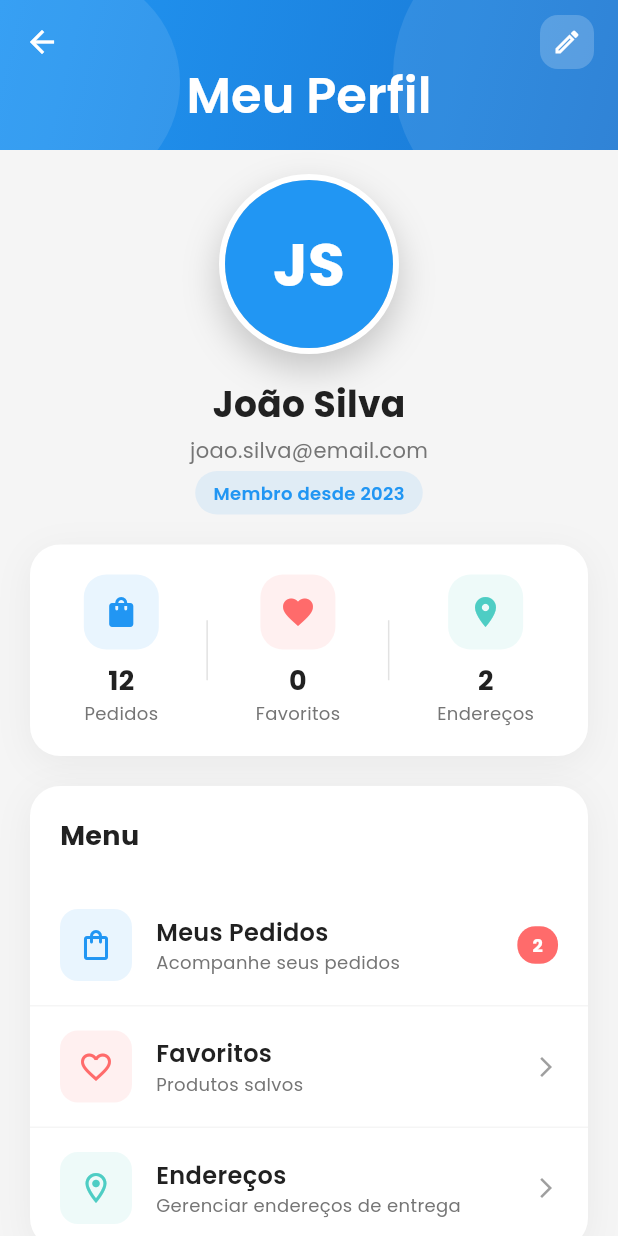
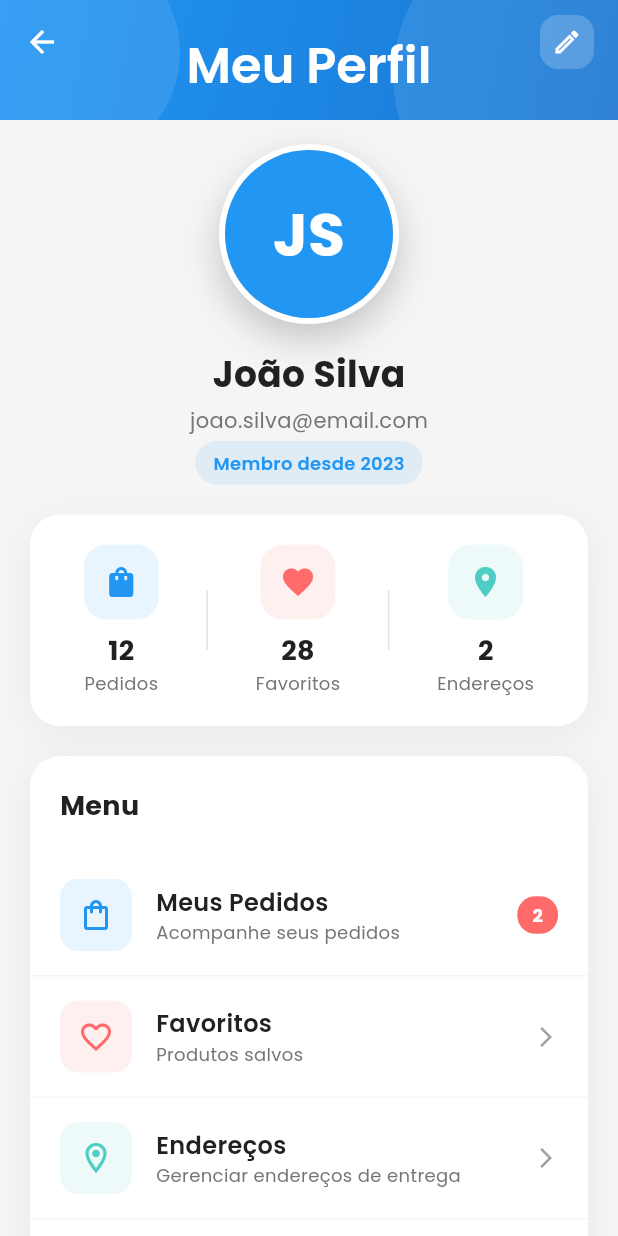
Before and after one commit to GOA03/DevShop, a Flutter app: the ProfileScreen screen opened directly, on a phone screen of 412 x 824 dp. Run offline on Flutter 3.47's test engine with Material 3 defaults, Android fonts, the phone set to English and light mode, and no system bars; our stand-ins replace get, google_fonts; network calls fail.

Commit message:
refactor(profile): Adjustments to the AppBar Layout and Profile Header

```diff
--- a/lib/views/profile/profile_screen.dart
+++ b/lib/views/profile/profile_screen.dart
@@ -1,10 +1,7 @@
 import 'package:flutter/material.dart';
-import 'package:get/get.dart';
 import 'package:google_fonts/google_fonts.dart';
-import '../../controllers/product_controller.dart';
 import '../../core/constants/colors.dart';
 import '../auth/login_screen.dart';
-import '../favorites/favorites_screen.dart';
 
 class ProfileScreen extends StatefulWidget {
   const ProfileScreen({super.key});
@@ -13,18 +10,18 @@ class ProfileScreen extends StatefulWidget {
   State<ProfileScreen> createState() => _ProfileScreenState();
 }
 
-class _ProfileScreenState extends State<ProfileScreen>
-    with SingleTickerProviderStateMixin {
+class _ProfileScreenState extends State<ProfileScreen> with SingleTickerProviderStateMixin {
   late AnimationController _animationController;
   late Animation<double> _fadeAnimation;
   late Animation<Offset> _slideAnimation;
 
-  // Dados mockados do usuário (mantidos por enquanto)
+  // Dados mockados do usuário
   final String userName = 'João Silva';
   final String userEmail = 'joao.silva@email.com';
   final String userPhone = '(11) 98765-4321';
   final String memberSince = 'Membro desde 2023';
   final int ordersCount = 12;
+  final int favoriteCount = 28;
   final int addressCount = 2;
 
   @override
@@ -62,19 +59,17 @@ class _ProfileScreenState extends State<ProfileScreen>
 
   @override
   Widget build(BuildContext context) {
-    final productController = Get.find<ProductController>();
-
     return Scaffold(
       backgroundColor: AppColors.background,
       body: SafeArea(
         child: CustomScrollView(
           slivers: [
-            _buildAppBar(),
+            _buildAppBar(), // AppBar que será modificada
             SliverToBoxAdapter(
               child: Column(
                 children: [
-                  _buildProfileHeader(),
-                  _buildStatsSection(productController),
+                  _buildProfileHeader(), // Cabeçalho que será modificado
+                  _buildStatsSection(),
                   _buildMenuSection(),
                   _buildSettingsSection(),
                   _buildLogoutButton(),
@@ -90,10 +85,14 @@ class _ProfileScreenState extends State<ProfileScreen>
 
   Widget _buildAppBar() {
     return SliverAppBar(
-      expandedHeight: 100,
+      // ALTERAÇÃO 1: Altura da AppBar expandida foi reduzida de 100 para 80.
+      expandedHeight: 80,
       pinned: true,
       backgroundColor: AppColors.primary,
+      // ALTERAÇÃO 2: Título centralizado na AppBar (quando recolhida).
+      centerTitle: true,
       flexibleSpace: FlexibleSpaceBar(
+        // O FlexibleSpaceBar já tinha o centerTitle, o que é bom.
         centerTitle: true,
         title: Text(
           'Meu Perfil',
@@ -164,10 +163,12 @@ class _ProfileScreenState extends State<ProfileScreen>
     );
   }
 
+
   Widget _buildProfileHeader() {
     return FadeTransition(
       opacity: _fadeAnimation,
       child: Container(
+        // ALTERAÇÃO 3: Margem superior adicionada (ou mantida) conforme solicitado.
         margin: const EdgeInsets.only(top: 16),
         child: Column(
           children: [
@@ -243,7 +244,8 @@ class _ProfileScreenState extends State<ProfileScreen>
     );
   }
 
-  Widget _buildStatsSection(ProductController productController) {
+
+  Widget _buildStatsSection() {
     return SlideTransition(
       position: _slideAnimation,
       child: Container(
@@ -274,13 +276,11 @@ class _ProfileScreenState extends State<ProfileScreen>
               width: 1,
               color: Colors.grey.withAlpha(77),
             ),
-            Obx(
-                  () => _buildStatItem(
+            _buildStatItem(
               icon: Icons.favorite,
-                value: productController.favoriteProducts.length.toString(),
+              value: favoriteCount.toString(),
               label: 'Favoritos',
               color: AppColors.secondary,
-              ),
             ),
             Container(
               height: 40,
@@ -354,12 +354,6 @@ class _ProfileScreenState extends State<ProfileScreen>
         'title': 'Favoritos',
         'subtitle': 'Produtos salvos',
         'color': AppColors.secondary,
-        'onTap': () {
-          Navigator.push(
-            context,
-            MaterialPageRoute(builder: (context) => const FavoritesScreen()),
-          );
-        },
       },
       {
         'icon': Icons.location_on_outlined,
@@ -367,7 +361,7 @@ class _ProfileScreenState extends State<ProfileScreen>
         'subtitle': 'Gerenciar endereços de entrega',
         'color': AppColors.accent,
       },
-      /*{
+      {
         'icon': Icons.credit_card_outlined,
         'title': 'Pagamento',
         'subtitle': 'Formas de pagamento',
@@ -376,6 +370,7 @@ class _ProfileScreenState extends State<ProfileScreen>
       {
         'icon': Icons.notifications_outlined,
         'title': 'Notificações',
+        'subtitle': 'Central de notificações',
         'color': Colors.orange,
         'badge': '5',
       },
@@ -384,7 +379,7 @@ class _ProfileScreenState extends State<ProfileScreen>
         'title': 'Ajuda e Suporte',
         'subtitle': 'FAQ e contato',
         'color': Colors.teal,
-      },*/
+      },
     ];
 
     return FadeTransition(
@@ -422,7 +417,6 @@ class _ProfileScreenState extends State<ProfileScreen>
               subtitle: item['subtitle'] as String,
               color: item['color'] as Color,
               badge: item['badge'] as String?,
-              onTap: item['onTap'] as VoidCallback?,
               isLast: item == menuItems.last,
             )),
           ],
@@ -437,12 +431,10 @@ class _ProfileScreenState extends State<ProfileScreen>
     required String subtitle,
     required Color color,
     String? badge,
-    VoidCallback? onTap,
     bool isLast = false,
   }) {
     return InkWell(
-      onTap: onTap ??
-              () {
+      onTap: () {
         ScaffoldMessenger.of(context).showSnackBar(
           SnackBar(content: Text('Navegando para $title...')),
         );
@@ -664,27 +656,24 @@ class _ProfileScreenState extends State<ProfileScreen>
     return FadeTransition(
       opacity: _fadeAnimation,
       child: Container(
-        margin: const EdgeInsets.symmetric(horizontal: 20, vertical: 20),
-        width: double.infinity,
+        margin: const EdgeInsets.symmetric(horizontal: 30),
         child: ElevatedButton.icon(
           onPressed: () {
             _showLogoutDialog();
           },
-          icon: const Icon(Icons.logout, size: 20),
+          icon: const Icon(Icons.logout),
           label: Text(
             'Sair da Conta',
             style: GoogleFonts.poppins(
               fontWeight: FontWeight.w600,
-                fontSize: 16
             ),
           ),
           style: ElevatedButton.styleFrom(
-            backgroundColor: AppColors.background,
-            foregroundColor: AppColors.error,
+            backgroundColor: Colors.red.shade600,
+            foregroundColor: Colors.white,
             padding: const EdgeInsets.symmetric(vertical: 16),
             shape: RoundedRectangleBorder(
               borderRadius: BorderRadius.circular(15),
-                side: BorderSide(color: AppColors.error.withOpacity(0.3))
             ),
             elevation: 0,
           ),
@@ -745,8 +734,7 @@ class _ProfileScreenState extends State<ProfileScreen>
               _navigateToLogin();
             },
             style: ElevatedButton.styleFrom(
-              backgroundColor: AppColors.error,
-              foregroundColor: Colors.white,
+              backgroundColor: Colors.red.shade600,
               shape: RoundedRectangleBorder(
                 borderRadius: BorderRadius.circular(10),
               ),
@@ -762,10 +750,9 @@ class _ProfileScreenState extends State<ProfileScreen>
   }
 
   void _navigateToLogin() {
-    Navigator.pushAndRemoveUntil(
+    Navigator.pushReplacement(
       context,
       MaterialPageRoute(builder: (context) => const LoginScreen()),
-          (route) => false,
     );
   }
 }
```
Lines whose indentation alone changed are shown as unchanged.
